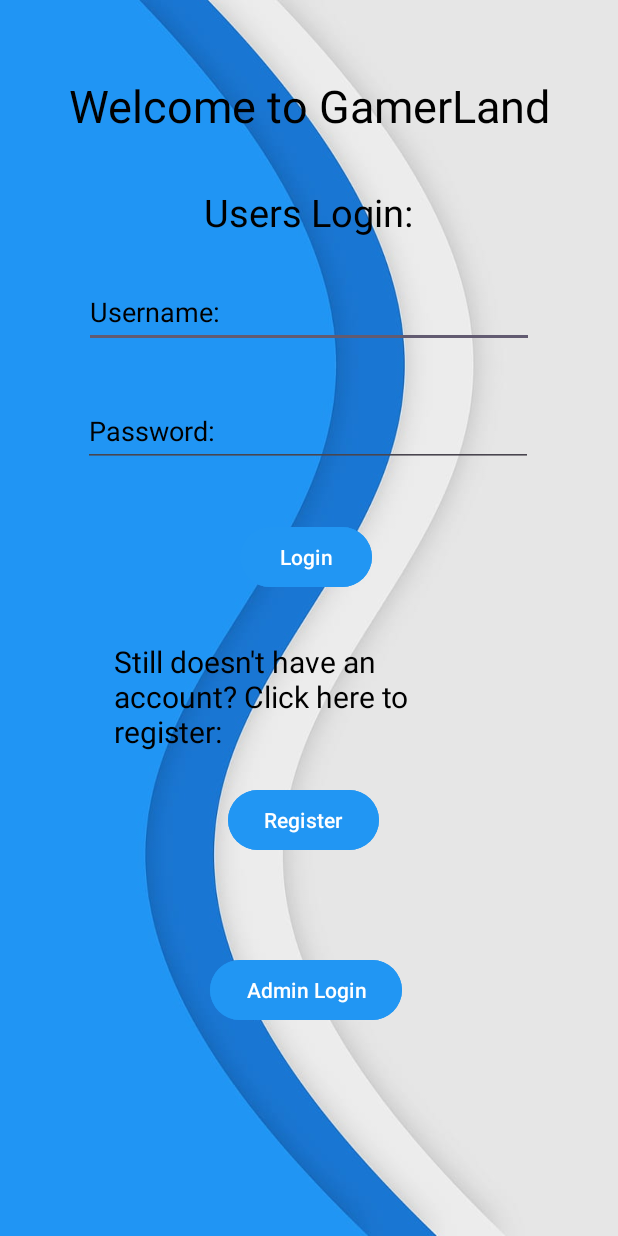
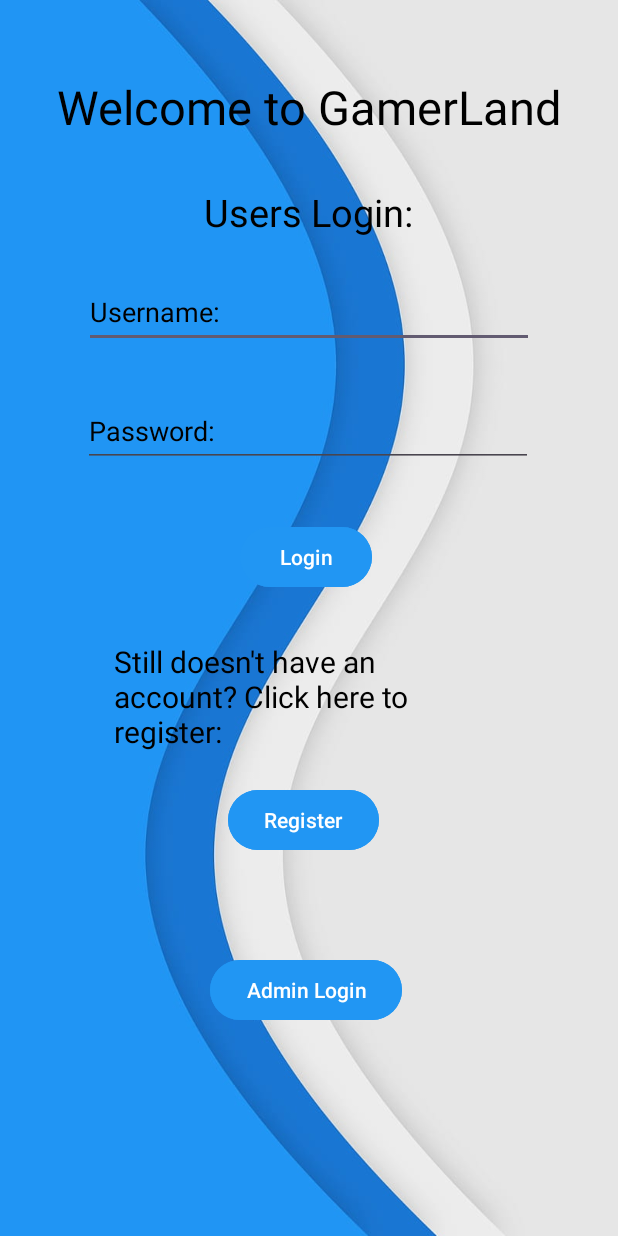
Before and after one commit to ShayKat112/GamerLandRep1, an Android app: the activity_welcome screen opened directly, with no data from a screen before it, on a phone screen of 412 x 824 dp. Run offline under Robolectric (Android 15) with nearby library versions, the phone set to English and light mode, and no system bars; Roboto replaces fonts that are not available here.

Commit message:
28/11/2024

```diff
--- a/app/src/main/res/layout/activity_welcome.xml
+++ b/app/src/main/res/layout/activity_welcome.xml
@@ -18,7 +18,7 @@
         android:gravity="center"
         android:text="Welcome to GamerLand"
         android:textColor="#000000"
-        android:textSize="30sp"
+        android:textSize="31sp"
         app:layout_constraintEnd_toEndOf="parent"
         app:layout_constraintStart_toStartOf="parent"
         app:layout_constraintTop_toTopOf="parent" />
```
